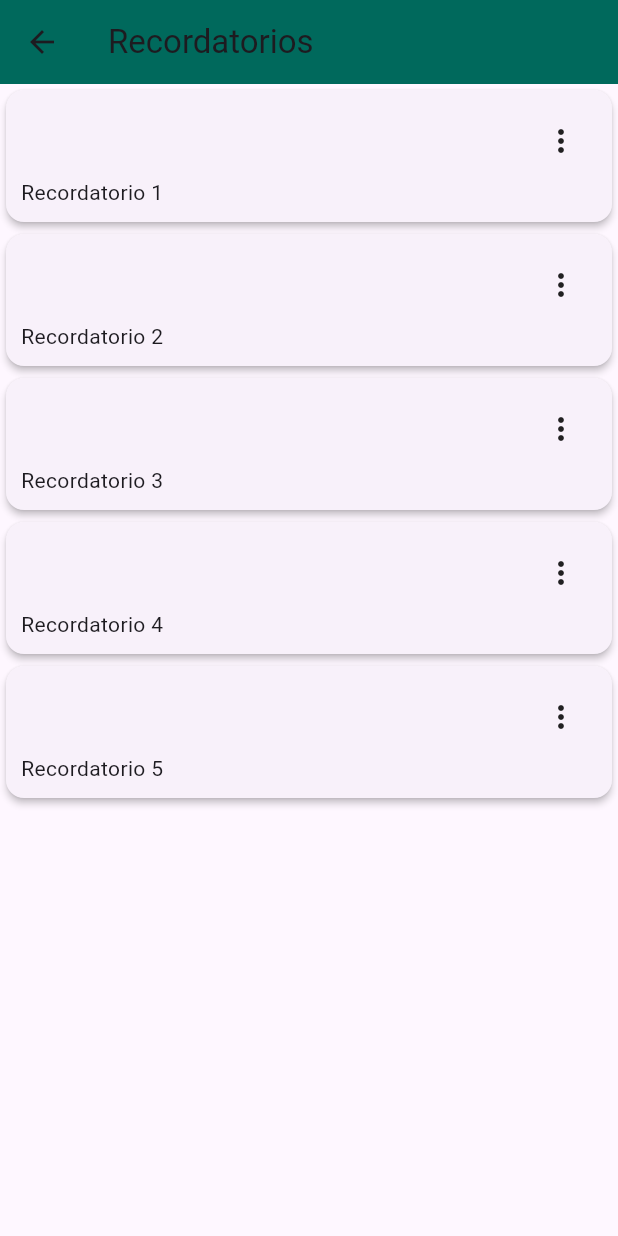
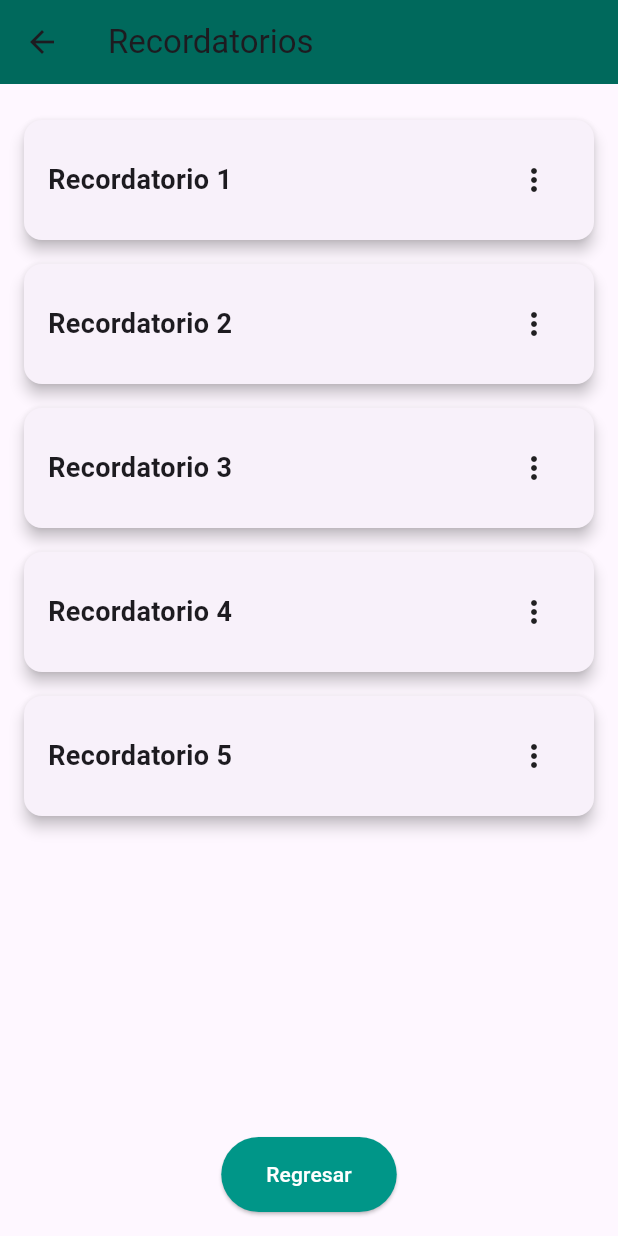
Before and after one commit to josemanuelmtz/Navi, a Flutter app: the RecordatoriosScreen screen opened by its route, on a phone screen of 412 x 824 dp. Run offline on Flutter 3.47's test engine with Material 3 defaults, Android fonts, the light colour scheme and no system bars; missing offline and left inert: mqtt_client.

Commit message:
Ultimos Cambios de Diseño

```diff
--- a/navi/lib/config/presentations/screen/recordatorios/recordatorios.dart
+++ b/navi/lib/config/presentations/screen/recordatorios/recordatorios.dart
@@ -10,6 +10,7 @@ const recordatorios = <Map<String, dynamic>>[
 
 class RecordatoriosScreen extends StatelessWidget {
   static const String routeName = "recordatorios_screen";
+
   const RecordatoriosScreen({super.key});
 
   @override
@@ -19,7 +20,28 @@ class RecordatoriosScreen extends StatelessWidget {
         title: const Text('Recordatorios'),
         backgroundColor: Colors.teal[800],
       ),
-      body: const _RecordatoriosView(),
+      body: Padding(
+        padding: const EdgeInsets.all(16.0),
+        child: Column(
+          children: [
+            Expanded(
+              child: const _RecordatoriosView(),
+            ),
+            const SizedBox(height: 20), // Espacio entre la lista y el botón
+            ElevatedButton(
+              onPressed: () {
+                Navigator.pop(context); // Regresar a la pantalla anterior
+              },
+              child: const Text('Regresar'),
+              style: ElevatedButton.styleFrom(
+                backgroundColor: Colors.teal, // Color de fondo
+                foregroundColor: Colors.white, // Color del texto
+                padding: const EdgeInsets.symmetric(horizontal: 30, vertical: 15), // Padding del botón
+              ),
+            ),
+          ],
+        ),
+      ),
     );
   }
 }
@@ -49,11 +71,23 @@ class _RecordatorioCard extends StatelessWidget {
   @override
   Widget build(BuildContext context) {
     return Card(
-      elevation: 2.0,
+      elevation: 4.0,
+      margin: const EdgeInsets.symmetric(vertical: 8), // Margen entre tarjetas
+      shape: RoundedRectangleBorder(
+        borderRadius: BorderRadius.circular(12), // Bordes redondeados
+      ),
       child: Padding(
-        padding: const EdgeInsets.all(10),
-        child: Column(
+        padding: const EdgeInsets.all(16),
+        child: Row(
+          mainAxisAlignment: MainAxisAlignment.spaceBetween,
           children: [
+            Text(
+              label,
+              style: const TextStyle(
+                fontSize: 18,
+                fontWeight: FontWeight.bold,
+              ),
+            ),
             Align(
               alignment: Alignment.topRight,
               child: PopupMenuButton<String>(
@@ -77,10 +111,6 @@ class _RecordatorioCard extends StatelessWidget {
                 },
               ),
             ),
-            Align(
-              alignment: Alignment.bottomLeft,
-              child: Text(label),
-            )
           ],
         ),
       ),
--- a/navi/lib/source/network/mqtt_service.dart
+++ b/navi/lib/source/network/mqtt_service.dart
@@ -51,7 +51,7 @@ class MqttService {
     // Verificar si el cliente se conecto correctamente
     if(client.connectionStatus?.state == MqttConnectionState.connected){
       // Generar la suscripción al topico
-      client.subscribe('navio/pulsos', MqttQos.exactlyOnce);
+      client.subscribe('navi/pulsos', MqttQos.exactlyOnce);
 
 
       await for (final c in client.updates!) {
```
Also changed, not shown: navi/lib/config/presentations/screen/heartrate/heartrate_screen.dart (+17 -1 lines), navi/lib/config/presentations/screen/medicamentos/medicamentos.dart (+23 -8 lines).
